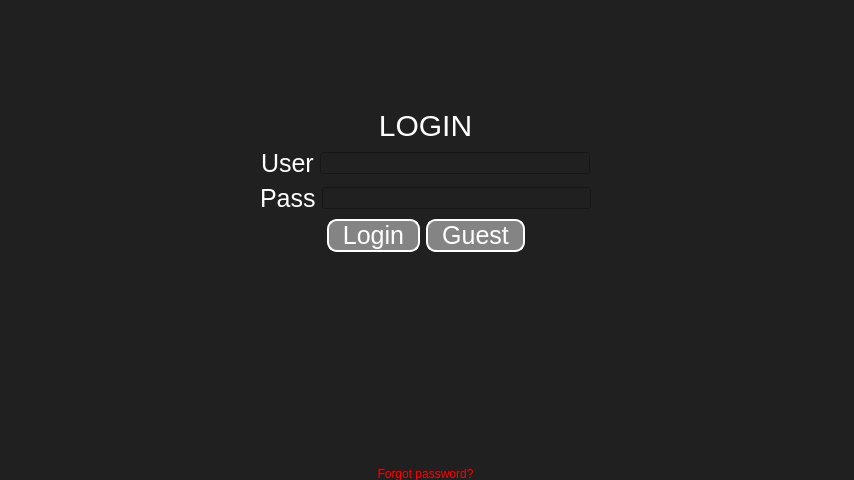
The window that project/res/LoginUIdef.ui (fjgimeno/ParkinsonApp) describes before a commit, drawn with Qt 5.
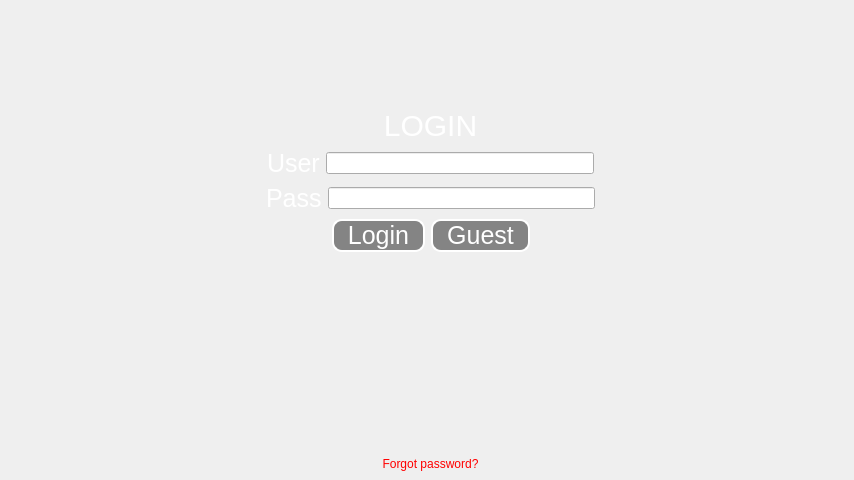
The same window after the commit.

What changed in the file:
```diff
--- a/project/res/LoginUIdef.ui
+++ b/project/res/LoginUIdef.ui
@@ -14,17 +14,19 @@
    <string>Form</string>
   </property>
   <property name="styleSheet">
-   <string notr="true">QWidget { background-color: rgb(32,32,32); }</string>
+   <string notr="true"/>
   </property>
   <widget class="QWidget" name="verticalLayoutWidget_2">
    <property name="geometry">
     <rect>
-     <x>-10</x>
-     <y>-10</y>
-     <width>871</width>
-     <height>491</height>
+     <x>0</x>
+     <y>0</y>
+     <width>861</width>
+     <height>471</height>
     </rect>
    </property>
+   <layout class="QGridLayout" name="parentGridLayout">
+    <item row="0" column="0">
    <layout class="QVBoxLayout" name="parentVLayout_2">
     <item>
      <layout class="QVBoxLayout" name="parentVLayout">
@@ -252,7 +254,6 @@
       <property name="styleSheet">
        <string notr="true">QPushButton{
 	border-style: outset;
-	background-color: rgb(32,32,32);
 	border-width: 0px;
 	color: red;
 }</string>
@@ -261,6 +262,8 @@
        <string>Forgot password?</string>
       </property>
      </widget>
+      </item>
+     </layout>
     </item>
    </layout>
   </widget>
```
Left out of the diff: 2 changed lines with no effect on the pictures. Lines whose indentation alone changed are shown as unchanged.
